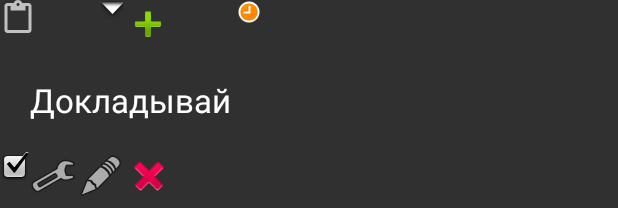
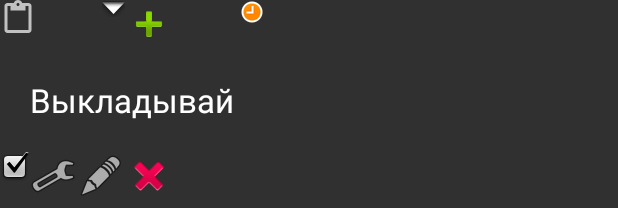
Before and after one commit to izmain/Zda3, an Android app: the layout dialog1.xml on its own in the app's theme, with its tools: preview values and no code run, on a phone screen of 412 x 824 dp. Shown: the top 208 px of the screen. Run offline under Robolectric (Android 15) with nearby library versions, the phone set to English and light mode, and no system bars.

```diff
--- a/app/src/main/res/layout/dialog1.xml
+++ b/app/src/main/res/layout/dialog1.xml
@@ -64,7 +64,7 @@
 		android:layout_height="wrap_content"
 		android:layout_gravity="center"
 		android:layout_margin="20dp"
-		android:text="Докладывай"
+		android:text="Выкладывай"
 		android:textAppearance="?android:attr/textAppearanceLarge">
 
 	</TextView>
```
